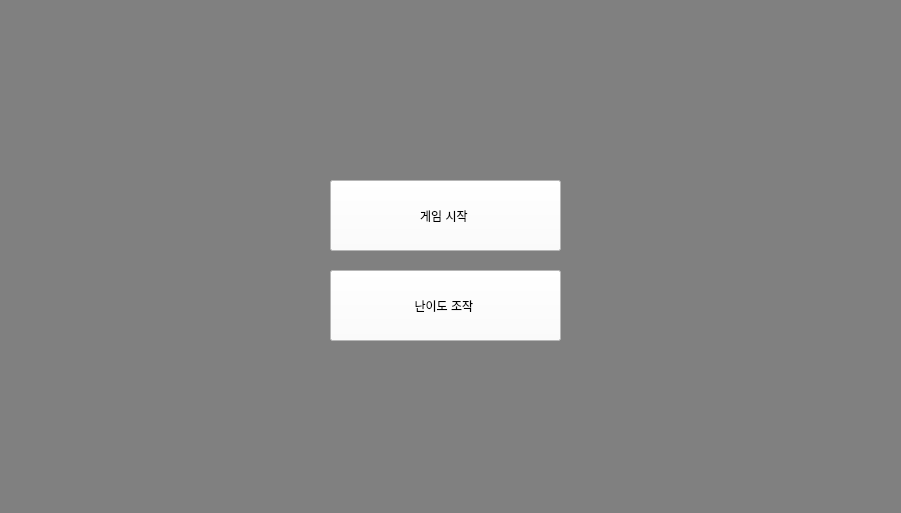
First picture: the form in AD_Project/MainWindow.ui, repository easyandones/KMU_SWP2_AD-Project, before the edit.
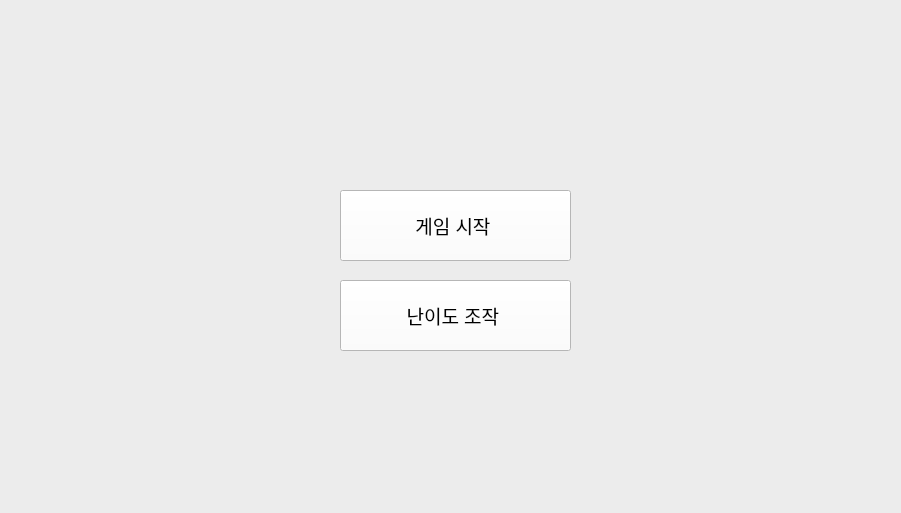
Second picture: the form after the edit. The open tabs and pages were chosen to show the change.

```diff
--- a/AD_Project/MainWindow.ui
+++ b/AD_Project/MainWindow.ui
@@ -10,17 +10,108 @@
     <height>513</height>
    </rect>
   </property>
+  <property name="palette">
+   <palette>
+    <active>
+     <colorrole role="Button">
+      <brush brushstyle="SolidPattern">
+       <color alpha="255">
+        <red>236</red>
+        <green>236</green>
+        <blue>236</blue>
+       </color>
+      </brush>
+     </colorrole>
+     <colorrole role="Base">
+      <brush brushstyle="SolidPattern">
+       <color alpha="255">
+        <red>236</red>
+        <green>236</green>
+        <blue>236</blue>
+       </color>
+      </brush>
+     </colorrole>
+     <colorrole role="Window">
+      <brush brushstyle="SolidPattern">
+       <color alpha="255">
+        <red>236</red>
+        <green>236</green>
+        <blue>236</blue>
+       </color>
+      </brush>
+     </colorrole>
+    </active>
+    <inactive>
+     <colorrole role="Button">
+      <brush brushstyle="SolidPattern">
+       <color alpha="255">
+        <red>236</red>
+        <green>236</green>
+        <blue>236</blue>
+       </color>
+      </brush>
+     </colorrole>
+     <colorrole role="Base">
+      <brush brushstyle="SolidPattern">
+       <color alpha="255">
+        <red>236</red>
+        <green>236</green>
+        <blue>236</blue>
+       </color>
+      </brush>
+     </colorrole>
+     <colorrole role="Window">
+      <brush brushstyle="SolidPattern">
+       <color alpha="255">
+        <red>236</red>
+        <green>236</green>
+        <blue>236</blue>
+       </color>
+      </brush>
+     </colorrole>
+    </inactive>
+    <disabled>
+     <colorrole role="Button">
+      <brush brushstyle="SolidPattern">
+       <color alpha="255">
+        <red>236</red>
+        <green>236</green>
+        <blue>236</blue>
+       </color>
+      </brush>
+     </colorrole>
+     <colorrole role="Base">
+      <brush brushstyle="SolidPattern">
+       <color alpha="255">
+        <red>236</red>
+        <green>236</green>
+        <blue>236</blue>
+       </color>
+      </brush>
+     </colorrole>
+     <colorrole role="Window">
+      <brush brushstyle="SolidPattern">
+       <color alpha="255">
+        <red>236</red>
+        <green>236</green>
+        <blue>236</blue>
+       </color>
+      </brush>
+     </colorrole>
+    </disabled>
+   </palette>
+  </property>
   <property name="windowTitle">
    <string>MainWindow</string>
   </property>
   <property name="styleSheet">
-   <string notr="true">background-color : gray</string>
+   <string notr="true">background-color:rgb(236, 236, 236)</string>
   </property>
   <widget class="QWidget" name="centralwidget">
    <widget class="QStackedWidget" name="stackedWidget">
     <property name="geometry">
      <rect>
-      <x>-10</x>
+      <x>0</x>
       <y>0</y>
       <width>900</width>
       <height>500</height>
@@ -34,11 +125,16 @@
       <property name="geometry">
        <rect>
         <x>340</x>
-        <y>180</y>
+        <y>190</y>
         <width>231</width>
         <height>71</height>
        </rect>
       </property>
+      <property name="font">
+       <font>
+        <pointsize>14</pointsize>
+       </font>
+      </property>
       <property name="styleSheet">
        <string notr="true">background-color : white</string>
       </property>
@@ -53,11 +149,16 @@
       <property name="geometry">
        <rect>
         <x>340</x>
-        <y>270</y>
+        <y>280</y>
         <width>231</width>
         <height>71</height>
        </rect>
       </property>
+      <property name="font">
+       <font>
+        <pointsize>14</pointsize>
+       </font>
+      </property>
       <property name="mouseTracking">
        <bool>false</bool>
       </property>
```
Left out of the diff: 30 changed lines with no effect on the pictures.
